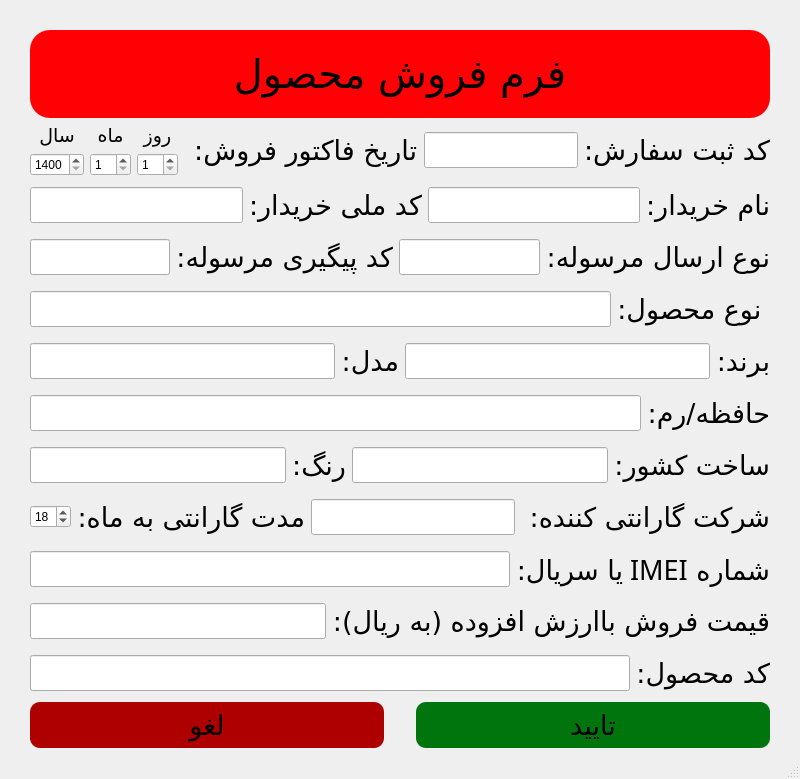
Old version of the form Resources/SellProductForm.ui in the repository Danial-Movahed/123PhoneDB.
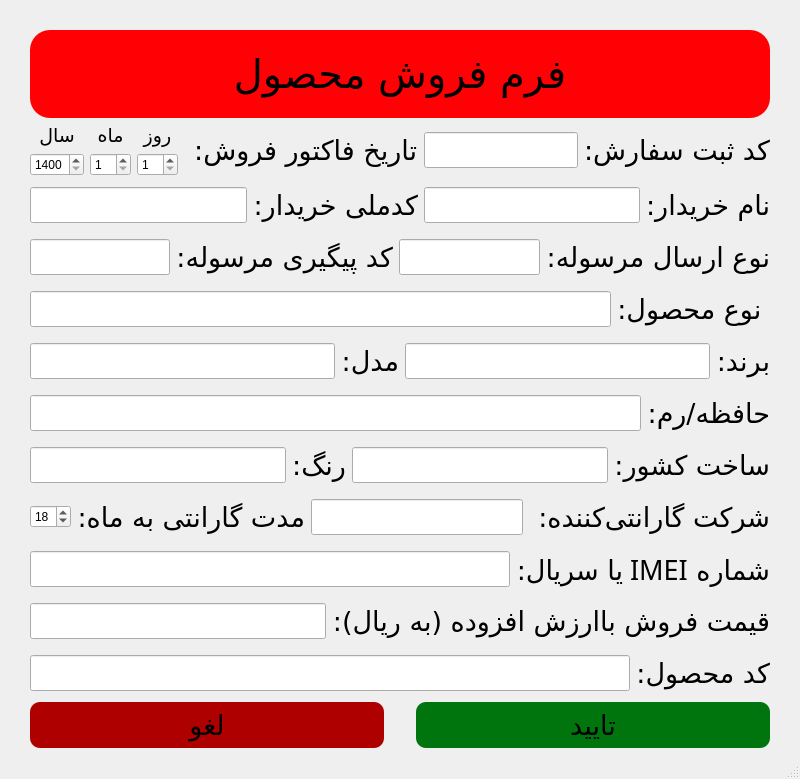
New version of the form.

Commit message: Added logs filter windows

What changed in the file:
```diff
--- a/Resources/SellProductForm.ui
+++ b/Resources/SellProductForm.ui
@@ -253,7 +253,7 @@
          <enum>Qt::RightToLeft</enum>
         </property>
         <property name="text">
-         <string>کد ملی خریدار:</string>
+         <string>کدملی خریدار:</string>
         </property>
        </widget>
       </item>
@@ -614,7 +614,7 @@
          <enum>Qt::RightToLeft</enum>
         </property>
         <property name="text">
-         <string>شرکت گارانتی کننده: </string>
+         <string>شرکت گارانتی‌کننده: </string>
         </property>
        </widget>
       </item>
```
Left out of the diff: 2 changed lines with no effect on the pictures. The commit also changes 7 other files.
